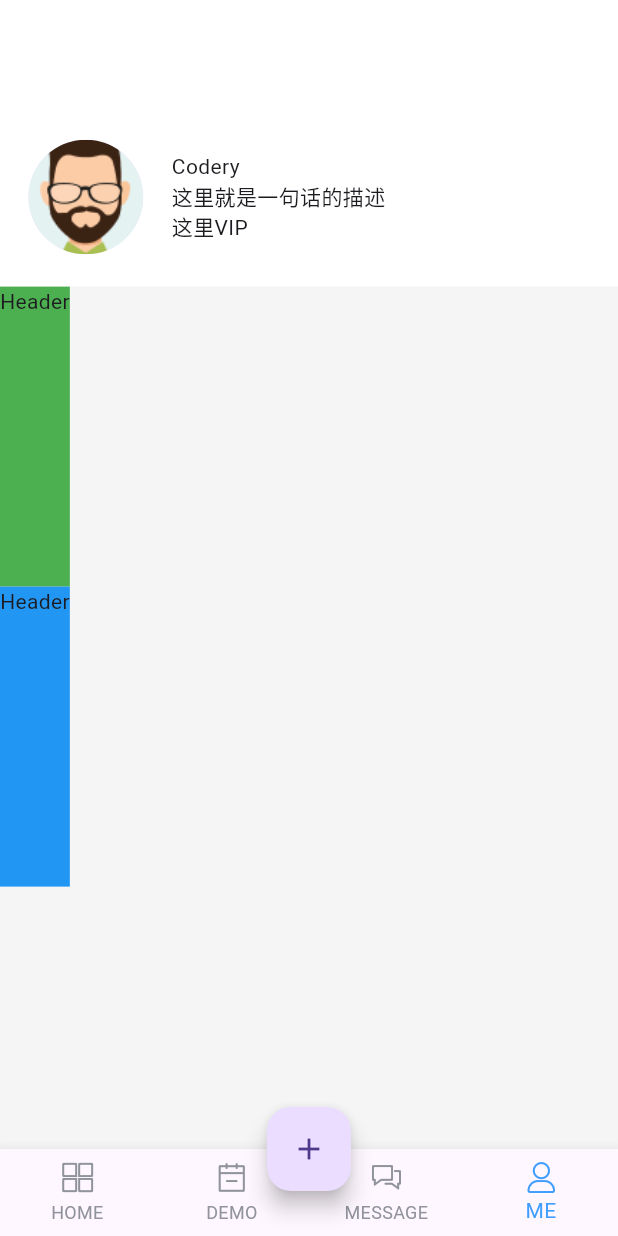
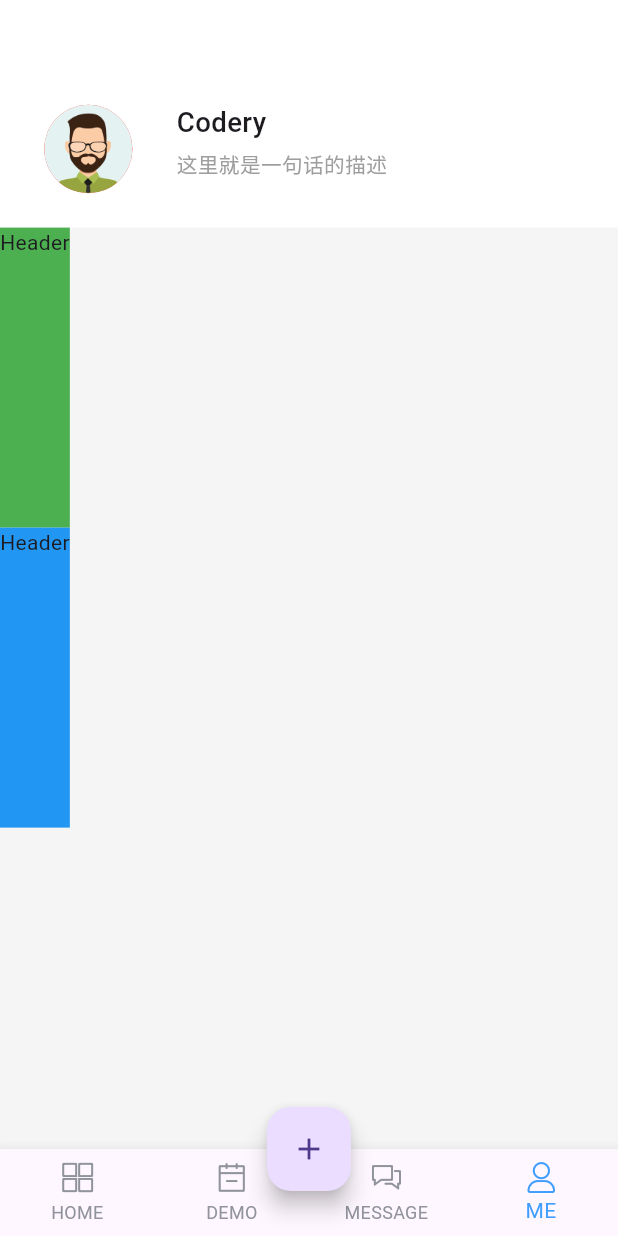
Before and after one commit to ycx211314/codery_app, a Flutter app: the screen it shows after launch, swiped to page 4, on a phone screen of 412 x 824 dp. Run offline on Flutter 3.47's test engine with Material 3 defaults, Android fonts, the phone set to English and light mode, and no system bars; our stand-ins replace auto_route, dio, firebase_core, flutter_screenutil; accounts and stored records are empty.

Commit message:
✨ feat: 个人页面开发

```diff
--- a/lib/common/config/global.dart
+++ b/lib/common/config/global.dart
@@ -6,5 +6,5 @@ class Config {
   static const int connectTimeout = 6;
   static const int receiveTimeout = 6;
 
-  static const Size designSize = Size(360, 690);
+  static const Size designSize = Size(414, 896);
 }
--- a/lib/pages/me/me_page.dart
+++ b/lib/pages/me/me_page.dart
@@ -11,26 +11,50 @@ class MePage extends StatelessWidget {
   Widget _buildHeader(context) {
     return Container(
       color: Colors.white,
-      padding: EdgeInsets.only(top: 60.h),
-      child: SizedBox(
-        height: 100.h,
-        child: Row(
-          mainAxisAlignment: MainAxisAlignment.start,
-          crossAxisAlignment: CrossAxisAlignment.center,
-          children: [
-            SizedBox(
+      height: 165.h,
+      child: Row(
+        mainAxisAlignment: MainAxisAlignment.start,
+        crossAxisAlignment: CrossAxisAlignment.end,
+        children: [
+          Container(
+              margin: EdgeInsets.fromLTRB(0, 0, 0, 25.h),
               height: 64.h,
               child: CircleAvatar(
-                  radius: 50.w,
-                  backgroundImage:
-                      const AssetImage('assets/img/touxiang4.png')),
+                  radius: 64.h,
+                  backgroundColor: Colors.red,
+                  child: ClipOval(
+                    child: Image.asset(
+                      'assets/img/touxiang4.png',
+                      fit: BoxFit.contain, // 使图片适应容器，可能会被裁剪
+                      width: 64.h, // 根据需要调整宽度
+                      height: 64.h, // 根据需要调整高度
+                    ),
+                  ))),
+          Expanded(
+            child: Container(
+              margin: EdgeInsets.fromLTRB(0, 0, 0, 35.h),
+              child: Column(
+                  mainAxisAlignment: MainAxisAlignment.end,
+                  crossAxisAlignment: CrossAxisAlignment.start,
+                  children: [
+                    Text(
+                      "Codery",
+                      style: TextStyle(
+                          fontSize: 20.sp, fontWeight: FontWeight.w500),
+                    ),
+                    SizedBox(height: 5.h),
+                    Text(
+                      "这里就是一句话的描述",
+                      style: TextStyle(fontSize: 15.sp, color: Colors.grey),
+                    )
+                  ]),
             ),
-            const Column(
-                mainAxisAlignment: MainAxisAlignment.center,
-                crossAxisAlignment: CrossAxisAlignment.start,
-                children: [Text("Codery"), Text("这里就是一句话的描述"), Text("这里VIP")])
-          ],
-        ),
+          ),
+          const Divider(
+            color: Colors.red,
+            height: 2,
+          )
+        ],
       ),
     );
   }
```
